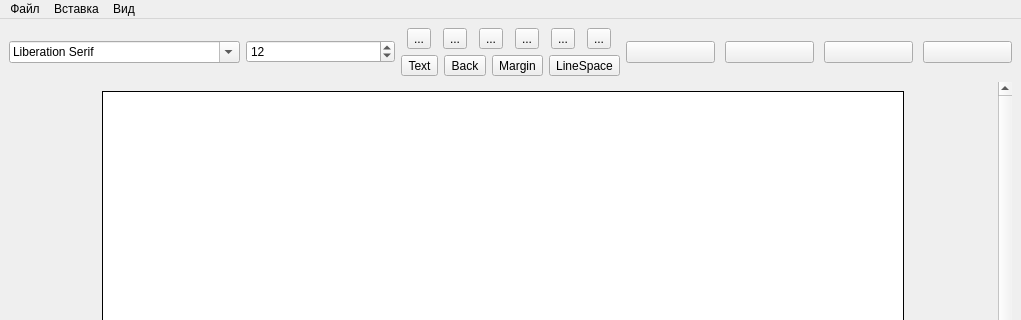
Old version of the form main/views/main.ui in the repository FEEDHILS/Text-Editor; both pictures show x 0 to 1021 and y 0 to 320 of the 1021 by 739 pixel window.
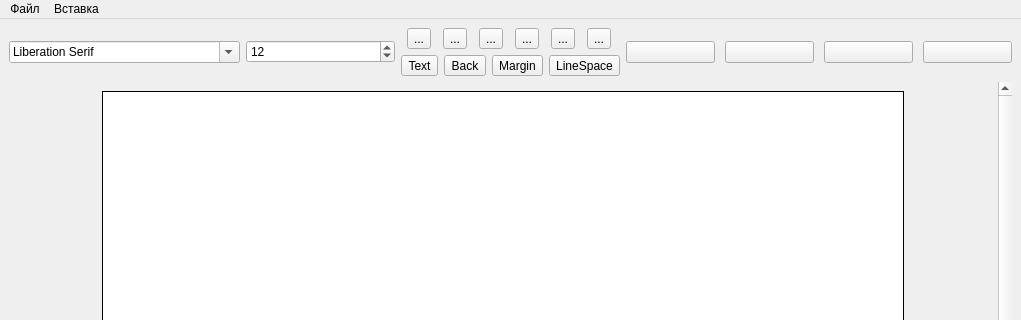
New version of the form. Icons and pictures are not drawn. Custom widgets are drawn as their Qt base class.

The edit to the form file:
```diff
--- a/main/views/main.ui
+++ b/main/views/main.ui
@@ -342,14 +342,8 @@
     <addaction name="imageAction"/>
     <addaction name="linkAction"/>
    </widget>
-   <widget class="QMenu" name="menu_2">
-    <property name="title">
-     <string>Вид</string>
-    </property>
-   </widget>
    <addaction name="menuTest"/>
    <addaction name="menu"/>
-   <addaction name="menu_2"/>
   </widget>
   <widget class="QStatusBar" name="statusbar"/>
   <action name="createDocAction">
```
Left out of the diff: 6 changed lines with no effect on the pictures.
